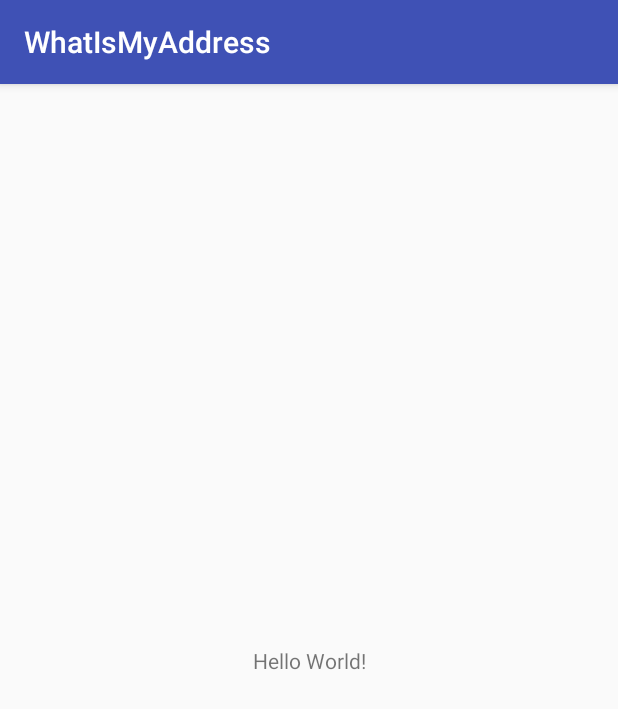
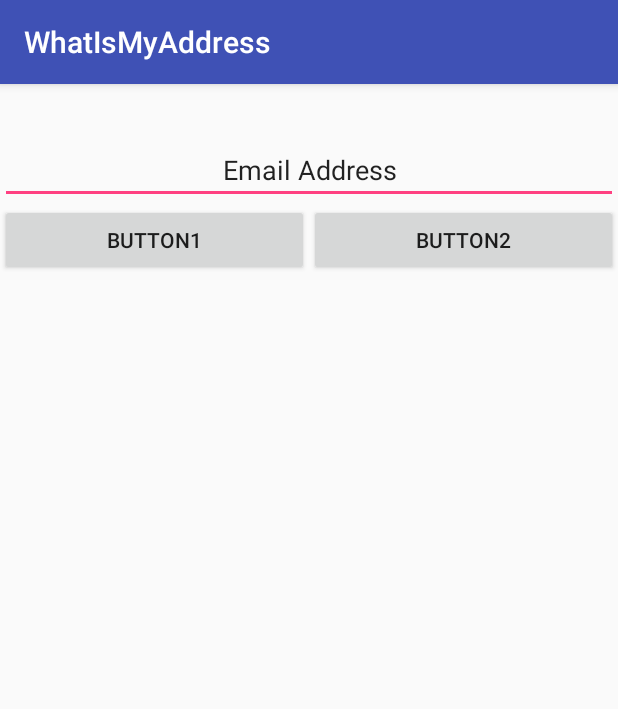
Before and after one commit to tmoronta1208/WhatIsMyAddress, an Android app: the screen it shows after launch (MainActivity), on a phone screen of 412 x 824 dp. Shown: the top 709 px of the screen. Run offline under Robolectric (Android 15) with nearby library versions, the phone set to English and light mode, and no system bars.

Commit message:
part01 commit

```diff
--- a/app/src/main/java/com/example/android/whatismyaddress/MainActivity.java
+++ b/app/src/main/java/com/example/android/whatismyaddress/MainActivity.java
@@ -1,13 +1,60 @@
 package com.example.android.whatismyaddress;
 
+import android.content.Intent;
+import android.content.SharedPreferences;
 import android.support.v7.app.AppCompatActivity;
 import android.os.Bundle;
+import android.view.View;
+import android.widget.Button;
+import android.widget.EditText;
 
 public class MainActivity extends AppCompatActivity {
+
+    private Button button1;
+    private Button button2;
+    private EditText editText;
+    private SharedPreferences input;
+
 
     @Override
     protected void onCreate(Bundle savedInstanceState) {
         super.onCreate(savedInstanceState);
         setContentView(R.layout.activity_main);
+
+        button1 = (Button) findViewById(R.id.button1);
+        button2 = (Button) findViewById(R.id.button2);
+        editText = (EditText) findViewById(R.id.edit_text);
+
+        input = getApplicationContext().getSharedPreferences("address_shared_preferences", MODE_PRIVATE);
+
+        button1.setOnClickListener(new View.OnClickListener() {
+
+
+            @Override
+            public void onClick(View view) {
+
+                SharedPreferences.Editor editor = input.edit();
+                editor.putString("email address", editText.getText().toString());
+                editor.commit();
+                editText.setText("");
+
+
+            }
+        });
+
+
+        button2.setOnClickListener(new View.OnClickListener(){
+
+
+            @Override
+            public void onClick(View view) {
+
+                Intent intent = new Intent(MainActivity.this, RecyclerActivity.class);
+                intent.putExtra("sharedpref", "address_shared_preferences");
+                startActivity(intent);
+
+            }
+        });
+
     }
 }
--- /dev/null
+++ b/app/src/main/java/com/example/android/whatismyaddress/RecyclerActivity.java
@@ -0,0 +1,8 @@
+package com.example.android.whatismyaddress;
+
+/**
+ * Created by TatianaM on 11/21/17.
+ */
+
+public class RecyclerActivity {
+}
--- a/app/src/main/res/layout/activity_main.xml
+++ b/app/src/main/res/layout/activity_main.xml
@@ -1,18 +1,43 @@
 <?xml version="1.0" encoding="utf-8"?>
-<android.support.constraint.ConstraintLayout xmlns:android="http://schemas.android.com/apk/res/android"
+<LinearLayout xmlns:android="http://schemas.android.com/apk/res/android"
     xmlns:app="http://schemas.android.com/apk/res-auto"
     xmlns:tools="http://schemas.android.com/tools"
     android:layout_width="match_parent"
     android:layout_height="match_parent"
+    android:orientation="vertical"
     tools:context="com.example.android.whatismyaddress.MainActivity">
 
     <TextView
         android:layout_width="wrap_content"
         android:layout_height="wrap_content"
-        android:text="Hello World!"
-        app:layout_constraintBottom_toBottomOf="parent"
-        app:layout_constraintLeft_toLeftOf="parent"
-        app:layout_constraintRight_toRightOf="parent"
-        app:layout_constraintTop_toTopOf="parent" />
+        android:gravity="center"
+        android:textSize="25sp" />
 
-</android.support.constraint.ConstraintLayout>
+    <EditText
+        android:id="@+id/edit_text"
+        android:layout_width="match_parent"
+        android:layout_height="wrap_content"
+        android:gravity="center"
+        android:text="Email Address" />
+
+    <LinearLayout
+        android:layout_width="match_parent"
+        android:layout_height="wrap_content"
+        android:orientation="horizontal">
+
+        <Button
+            android:id="@+id/button1"
+            android:layout_width="match_parent"
+            android:layout_height="wrap_content"
+            android:layout_weight="1"
+            android:text="Button1" />
+
+        <Button
+            android:id="@+id/button2"
+            android:layout_width="match_parent"
+            android:layout_height="wrap_content"
+            android:layout_weight="1"
+            android:text="Button2" />
+    </LinearLayout>
+
+</LinearLayout>
```
